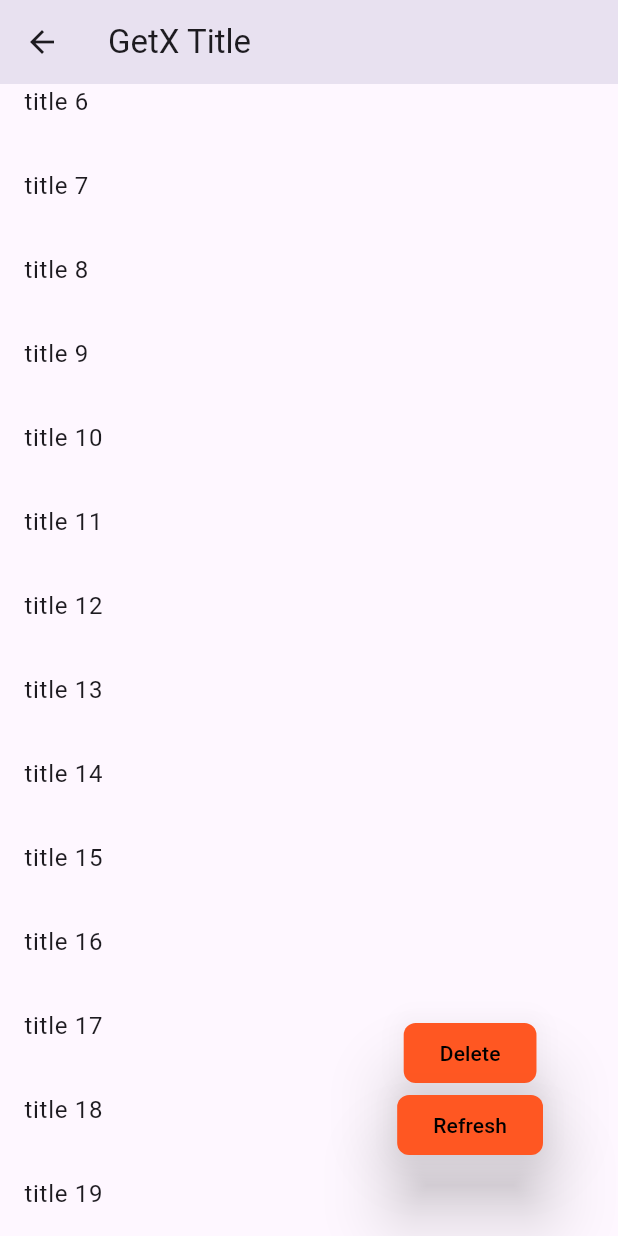
After one commit to DJSeokHo/sh_flutter_code, a Flutter app: the GetXListObserverExample screen opened directly, scrolled down 352 dp, after a tap on "Delete", on a phone screen of 412 x 824 dp. The commit adds this screen. Run offline on Flutter 3.47's test engine with Material 3 defaults, Android fonts, the phone set to English and light mode, and no system bars; our stand-ins replace date_format, dio, flutter_swiper_view, get, get_storage, lottie and 3 more; accounts and stored records are empty.

Commit message:
Seok Ho
add getX list

```diff
--- /dev/null
+++ b/lib/examples/get_x_examples/list_example/get_x_list_observer_example.dart
@@ -0,0 +1,210 @@
+import 'package:flutter/material.dart';
+import 'package:get/get.dart';
+
+import '../../../framework/debug/i_log.dart';
+import '../../../framework/event/event.dart';
+import 'get_x_list_detail_observer_example.dart';
+
+class ListItemModel {
+  String title = "";
+}
+
+class GetXListObserverViewModel extends GetxController {
+  final ScrollController scrollController = ScrollController();
+  final list = <ListItemModel>[].obs;
+  final loading = false.obs;
+
+  @override
+  void onInit() {
+    super.onInit();
+    ILog.debug("???", "onInit");
+
+    eventCenter.on("getXListDetailDeleteEvent", this, (arrow, any, data) {
+      ListItemModel model = data["model"] as ListItemModel;
+      list.remove(model);
+    });
+
+    scrollController.addListener(() {
+      loadMore();
+    });
+    reload();
+  }
+
+  @override
+  void onClose() {
+    ILog.debug("???", "onClose");
+    eventCenter.off(this);
+    scrollController.dispose();
+    super.onClose();
+  }
+
+  void reload() {
+    loading.value = true;
+
+    Future.delayed(const Duration(milliseconds: 1500), () async {
+      return _fetchData(0, 20);
+    }).then((value) {
+      loading.value = false;
+
+      list.clear();
+      list.addAll(value);
+    });
+  }
+
+  void loadMore() {
+    if (scrollController.position.pixels ==
+        scrollController.position.maxScrollExtent) {
+      loading.value = true;
+
+      Future.delayed(const Duration(milliseconds: 1000), () async {
+        return _fetchData(list.length, 10);
+      }).then((value) {
+        loading.value = false;
+        list.addAll(value);
+      });
+    }
+  }
+
+  List<ListItemModel> _fetchData(int offset, int limit) {
+    List<ListItemModel> data = [];
+    for (int i = offset; i < offset + limit; i++) {
+      data.add(ListItemModel()..title = "title $i");
+    }
+    return data;
+  }
+}
+
+class GetXListObserverExample extends StatelessWidget {
+  final GetXListObserverViewModel _viewModel =
+      Get.put(GetXListObserverViewModel());
+
+  GetXListObserverExample({super.key});
+
+  @override
+  Widget build(BuildContext context) {
+    return Scaffold(
+      appBar: AppBar(
+        title: const Text("GetX Title"),
+      ),
+      body: Stack(
+        children: [
+          Obx(() {
+            return RefreshIndicator(
+                // 下拉刷新，第一步 用RefreshIndicator
+                onRefresh: () {
+                  return Future(() => _viewModel.reload());
+                },
+                child: ListView.builder(
+                  physics: const AlwaysScrollableScrollPhysics(),
+                  // 下拉刷新，第二步 physics设置成 AlwaysScrollableScrollPhysics
+                  controller: _viewModel.scrollController,
+                  itemCount: _viewModel.list.length,
+                  itemBuilder: (BuildContext context, int index) {
+                    // return ListTile(
+                    //   title: Text(_viewModel.list[index].title),
+                    // );
+
+                    final item = _viewModel.list[index];
+                    return Dismissible(
+                      // Each Dismissible must contain a Key. Keys allow Flutter to
+                      // uniquely identify widgets.
+                      key: Key(item.hashCode.toString()),
+                      // Provide a function that tells the app
+                      // what to do after an item has been swiped away.
+                      onDismissed: (direction) {
+                        // Remove the item from the data source.
+                        _viewModel.list.removeAt(index);
+                        // Then show a snackbar.
+                        Get.snackbar("Deleted!", "${item.title} dismissed");
+                      },
+                      child: ListTile(
+                        title: Text(item.title),
+                        onTap: () {
+                          Get.to(() => GetXListDetailObserverExample(model: item));
+                        },
+                      ),
+                    );
+                  },
+                ));
+          }),
+          Positioned(
+              right: 50,
+              bottom: 50,
+              child: Column(
+                children: [
+                  ElevatedButton(
+                      style: ElevatedButton.styleFrom(
+                          foregroundColor: Colors.black,
+                          backgroundColor: Colors.deepOrange,
+                          elevation: 20,
+                          shape: RoundedRectangleBorder(
+                              borderRadius: BorderRadius.circular(8))),
+                      onPressed: () {
+                        _viewModel.list.removeAt(3);
+                      },
+                      child: const Text("Delete")),
+
+                  ElevatedButton(
+                      style: ElevatedButton.styleFrom(
+                          foregroundColor: Colors.black,
+                          backgroundColor: Colors.deepOrange,
+                          elevation: 20,
+                          shape: RoundedRectangleBorder(
+                              borderRadius: BorderRadius.circular(8))),
+                      onPressed: () {
+                        _viewModel.reload();
+
+                        _viewModel.scrollController.animateTo(
+                          0.0,
+                          duration: const Duration(milliseconds: 1),
+                          curve: Curves.easeInOut,
+                        );
+                      },
+                      child: const Text("Refresh"))
+                ],
+              )),
+          Obx(() {
+            if (_viewModel.loading.isTrue) {
+              return const _ProgressView();
+            } else {
+              return const SizedBox.shrink();
+            }
+          })
+        ],
+      ),
+    );
+  }
+}
+
+class _ProgressView extends StatelessWidget {
+  const _ProgressView();
+
+  @override
+  Widget build(BuildContext context) {
+    return Container(
+      color: Colors.transparent,
+      child: InkWell(
+        onTap: () {},
+        child: GestureDetector(
+          behavior: HitTestBehavior.translucent,
+          onTap: () {},
+          child: Center(
+              child: Container(
+            padding: const EdgeInsets.all(40),
+            decoration: const BoxDecoration(
+                color: Colors.black54,
+                borderRadius: BorderRadius.all(Radius.circular(10))),
+            child: const CircularProgressIndicator(
+              color: Colors.white,
+              strokeWidth: 8,
+            ),
+          )),
+        ),
+      ),
+    );
+  }
+}
+
+void main() {
+  runApp(GetMaterialApp(title: "GetX", home: GetXListObserverExample()));
+}
--- /dev/null
+++ b/lib/framework/event/event.dart
@@ -0,0 +1,89 @@
+import 'package:sh_flutter_code/framework/extension/extension_list.dart';
+
+import '../debug/i_log.dart';
+
+const _tag = "EventCenter";
+
+class EventObserver {
+
+  final String event;
+  final Object object;
+  final Function(String arrow, Object any, Map<String, dynamic> data) run;
+
+  EventObserver({required this.event, required this.object, required this.run} );
+}
+
+class EventCenter {
+
+  //私有构造函数
+  EventCenter._internal();
+
+  //保存单例
+  static final EventCenter _singleton = EventCenter._internal();
+
+  //工厂构造函数
+  factory EventCenter()=> _singleton;
+
+  //保存事件订阅者队列，key:事件名(id)，value: 对应事件的订阅者队列
+  final Map<String, List<EventObserver>> _eventMap = {};
+
+  // add observer obj on an event
+  void on(String event, Object obj, Function(String arrow, Object any, Map<String, dynamic> data) run) {
+
+    EventObserver eventObserver = EventObserver(event: event, object: obj, run: run);
+    _getObserverListForArrows(event).add(eventObserver);
+
+    for (var keyName in _eventMap.keys) {
+      ILog.debug(_tag, "keyName $keyName");
+      ILog.debug(_tag, "keyName's length: ${_eventMap[keyName]?.length}");
+    }
+  }
+
+  // remove observer auto
+  void off(Object object) {
+
+    List<EventObserver> deleteList = [];
+
+    for (var list in _eventMap.values) {
+      deleteList.clear();
+
+      for (var observer in list) {
+        if (observer.object == object) {
+          deleteList.add(observer);
+        }
+      }
+
+      list.removeAll(deleteList);
+    }
+
+    for (var keyName in _eventMap.keys) {
+      ILog.debug(_tag, "keyName $keyName");
+      ILog.debug(_tag, "keyName's length: ${_eventMap[keyName]?.length}");
+    }
+  }
+
+  //触发事件，事件触发后该事件所有订阅者会被调用
+  void emit(String event, Object sender, Map<String, dynamic> data) {
+
+    var result = _getObserverListForArrows(event);
+
+    for (var eventObserver in result) {
+      eventObserver.run(event, sender, data);
+    }
+  }
+
+  List<EventObserver> _getObserverListForArrows(String event) {
+    if (_eventMap.containsKey(event)) {
+      return _eventMap[event]!;
+    }
+    else {
+      List<EventObserver> list = [];
+      _eventMap[event] = list;
+      return list;
+    }
+  }
+}
+
+
+//定义一个top-level（全局）变量，页面引入该文件后可以直接使用bus
+var eventCenter = EventCenter();
```
Also changed, not shown: lib/examples/get_x_examples/gex_x_widget_example.dart (+10 -0 lines), lib/examples/get_x_examples/list_example/get_x_list_detail_observer_example.dart (added, +24 -0 lines), lib/framework/extension/extension_double.dart (added, +7 -0 lines), lib/framework/extension/extension_list.dart (added, +9 -0 lines).
